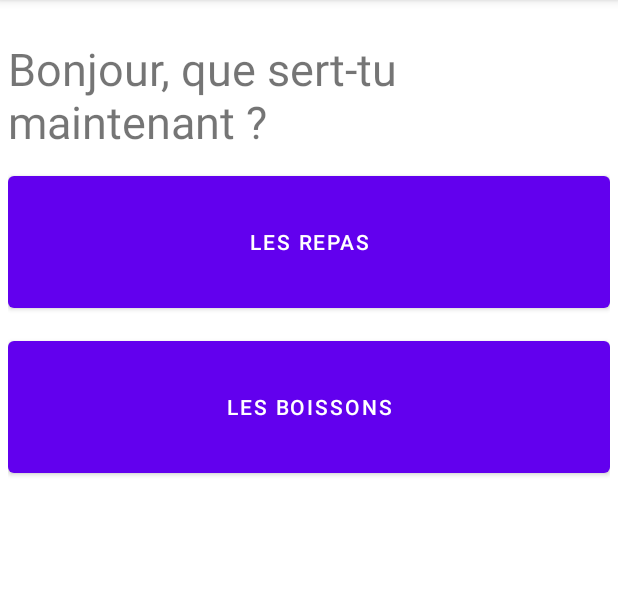
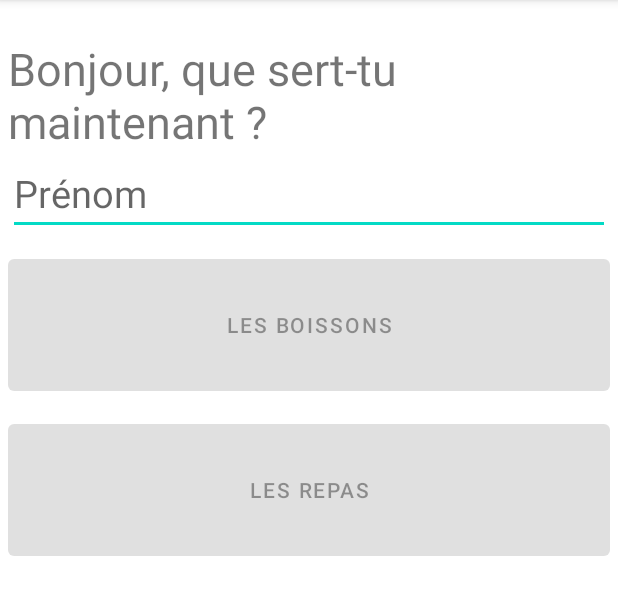
Before and after one commit to Luca5-Brz/App-TFE, an Android app: the screen it shows after launch (MainActivity), on a phone screen of 412 x 824 dp, the part 84-699 px from its top. Run offline under Robolectric (Android 15) with nearby library versions, the phone set to English and light mode, and no system bars.

Commit message:
Ajout Une Activité

```diff
--- a/app/src/main/AndroidManifest.xml
+++ b/app/src/main/AndroidManifest.xml
@@ -10,6 +10,9 @@
         android:supportsRtl="true"
         android:theme="@style/Theme.AppTFE">
         <activity
+            android:name=".AffichageProduitsActivity"
+            android:exported="false" />
+        <activity
             android:name=".MainActivity"
             android:exported="true">
             <intent-filter>
--- a/app/src/main/java/com/lucas/app_tfe/MainActivity.java
+++ b/app/src/main/java/com/lucas/app_tfe/MainActivity.java
@@ -1,36 +1,101 @@
 package com.lucas.app_tfe;
 
+import android.content.Intent;
 import android.os.Bundle;
+import android.text.Editable;
+import android.text.TextWatcher;
 import android.widget.Button;
+import android.widget.EditText;
+import android.widget.TextView;
 import android.widget.Toast;
 
+import androidx.annotation.Nullable;
 import androidx.appcompat.app.AppCompatActivity;
 
 public class MainActivity extends AppCompatActivity {
 
+    TextView mTextViewBnj;
+    EditText mEditTextServeur;
     Button mBtnBoissons;
     Button mBtnRepas;
+
+    private static final String SHARED_PREF_USER_INFO="SHARED_PREF_USER_INFO";
+    private static final String SHARED_PREF_USER_NAME="SHARED_PREF_USER_NAME";
 
     @Override
     protected void onCreate(Bundle savedInstanceState) {
         super.onCreate(savedInstanceState);
         setContentView(R.layout.activity_main);
 
+        initializeComponents();
+
+        mEditTextServeur.addTextChangedListener(new TextWatcher() {
+            @Override
+            public void beforeTextChanged(CharSequence s, int i, int i1, int i2) {
+
+            }
+
+            @Override
+            public void onTextChanged(CharSequence s, int i, int i1, int i2) {
+
+            }
+
+            @Override
+            public void afterTextChanged(Editable s) {
+                mBtnBoissons.setEnabled(!s.toString().isEmpty());
+                mBtnRepas.setEnabled(!s.toString().isEmpty());
+            }
+        });
+
+        onClick();
+        greetServeur();
+
+    }
+
+    @Override
+    protected void onActivityResult(int requestCode, int resultCode, @Nullable Intent data) {
+        super.onActivityResult(requestCode, resultCode, data);
+        greetServeur();
+    }
+
+    public void initializeComponents(){
+        mTextViewBnj = findViewById(R.id.main_textview_bonjour);
+        mEditTextServeur = findViewById(R.id.main_editText_nom);
         mBtnBoissons = findViewById(R.id.main_button_boisson);
         mBtnRepas = findViewById(R.id.main_button_repas);
 
+        mBtnBoissons.setEnabled(false);
+        mBtnRepas.setEnabled(false);
+    }
 
-        mBtnBoissons.setOnClickListener(view -> {
-            Toast.makeText(this, "Serveur Boissons", Toast.LENGTH_SHORT).show();
-        });
+    public void onClick(){
 
         mBtnRepas.setOnClickListener(view -> {
-            Toast.makeText(this, "Serveur Repas", Toast.LENGTH_SHORT).show();
+            Toast.makeText(this, "Sert les repas", Toast.LENGTH_SHORT).show();
+            checkName(mEditTextServeur.getText().toString());
         });
-
-
+        mBtnBoissons.setOnClickListener(view -> {
+            Toast.makeText(this, "Sert les Boissons", Toast.LENGTH_SHORT).show();
+            checkName(mEditTextServeur.getText().toString());
+        });
 
     }
 
+    public void checkName(String name){
+        getSharedPreferences(SHARED_PREF_USER_INFO,MODE_PRIVATE)
+                .edit()
+                .putString(SHARED_PREF_USER_NAME,name)
+                .apply();
+    }
+
+    public void greetServeur(){
+        String prenom = getSharedPreferences(SHARED_PREF_USER_INFO,MODE_PRIVATE).getString(SHARED_PREF_USER_NAME,null);
+
+        if (prenom!=null){
+            mTextViewBnj.setText(getString(R.string.bonjour_prenom,prenom));
+        }
+        mEditTextServeur.setText(prenom);
+
+    }
 
 }
--- a/app/src/main/res/layout/activity_main.xml
+++ b/app/src/main/res/layout/activity_main.xml
@@ -16,12 +16,13 @@
         android:textSize="30sp"
         android:layout_marginTop="20dp"
         />
-    <Button
-        android:id="@+id/main_button_repas"
+    <EditText
+        android:id="@+id/main_editText_nom"
         android:layout_width="match_parent"
-        android:layout_height="100dp"
-        android:text="Les Repas"
-        android:layout_marginTop="10dp"
+        android:layout_height="wrap_content"
+        android:hint="Prénom"
+        android:textSize="25sp"
+
         />
     <Button
         android:id="@+id/main_button_boisson"
@@ -30,6 +31,13 @@
         android:text="Les Boissons"
         android:layout_marginTop="10dp"
         />
+    <Button
+        android:id="@+id/main_button_repas"
+        android:layout_width="match_parent"
+        android:layout_height="100dp"
+        android:text="Les Repas"
+        android:layout_marginTop="10dp"
+        />
 
 
 </LinearLayout>
--- a/app/src/main/res/values/strings.xml
+++ b/app/src/main/res/values/strings.xml
@@ -1,3 +1,4 @@
 <resources>
     <string name="app_name">Serveur-Patro</string>
+    <string name="bonjour_prenom">Bonjour %s, que sert-tu maintenant ?</string>
 </resources>
```
Also changed, not shown: app/src/main/java/com/lucas/app_tfe/AffichageProduitsActivity.java (added, +23 -0 lines), app/src/main/res/layout/activity_affichage_produits.xml (added, +9 -0 lines).
